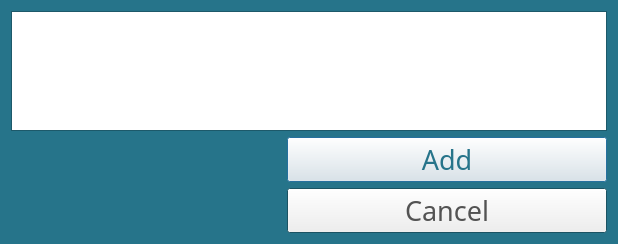
First picture: the form in crossword/crossword/crosswordGUI/addplayer.ui, repository DariaKomarynska/Crossword-Puzzle, before the edit.
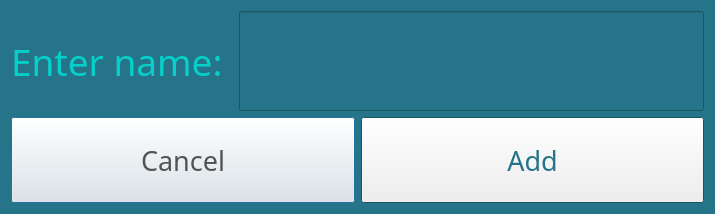
Second picture: the form after the edit.

Diff of the .ui file:
```diff
--- a/crossword/crossword/crosswordGUI/addplayer.ui
+++ b/crossword/crossword/crosswordGUI/addplayer.ui
@@ -6,14 +6,26 @@
    <rect>
     <x>0</x>
     <y>0</y>
-    <width>618</width>
-    <height>244</height>
+    <width>715</width>
+    <height>214</height>
    </rect>
   </property>
+  <property name="sizePolicy">
+   <sizepolicy hsizetype="Preferred" vsizetype="Preferred">
+    <horstretch>71</horstretch>
+    <verstretch>0</verstretch>
+   </sizepolicy>
+  </property>
+  <property name="minimumSize">
+   <size>
+    <width>214</width>
+    <height>0</height>
+   </size>
+  </property>
   <property name="maximumSize">
    <size>
-    <width>618</width>
-    <height>244</height>
+    <width>715</width>
+    <height>214</height>
    </size>
   </property>
   <property name="palette">
@@ -114,32 +126,229 @@
    <item row="0" column="0">
     <layout class="QVBoxLayout" name="verticalLayout_2">
      <item>
-      <widget class="QTextEdit" name="newPlayerName">
-       <property name="font">
-        <font>
-         <family>Segoe UI Light</family>
-         <pointsize>24</pointsize>
-        </font>
-       </property>
-      </widget>
+      <layout class="QHBoxLayout" name="horizontalLayout_2">
+       <item>
+        <widget class="QLabel" name="label">
+         <property name="minimumSize">
+          <size>
+           <width>0</width>
+           <height>100</height>
+          </size>
+         </property>
+         <property name="palette">
+          <palette>
+           <active>
+            <colorrole role="WindowText">
+             <brush brushstyle="SolidPattern">
+              <color alpha="255">
+               <red>5</red>
+               <green>208</green>
+               <blue>201</blue>
+              </color>
+             </brush>
+            </colorrole>
+           </active>
+           <inactive>
+            <colorrole role="WindowText">
+             <brush brushstyle="SolidPattern">
+              <color alpha="255">
+               <red>5</red>
+               <green>208</green>
+               <blue>201</blue>
+              </color>
+             </brush>
+            </colorrole>
+           </inactive>
+           <disabled>
+            <colorrole role="WindowText">
+             <brush brushstyle="SolidPattern">
+              <color alpha="255">
+               <red>120</red>
+               <green>120</green>
+               <blue>120</blue>
+              </color>
+             </brush>
+            </colorrole>
+           </disabled>
+          </palette>
+         </property>
+         <property name="font">
+          <font>
+           <family>Cooper Black</family>
+           <pointsize>28</pointsize>
+          </font>
+         </property>
+         <property name="text">
+          <string>Enter name: </string>
+         </property>
+        </widget>
+       </item>
+       <item>
+        <widget class="QLineEdit" name="newPlayerName">
+         <property name="minimumSize">
+          <size>
+           <width>0</width>
+           <height>100</height>
+          </size>
+         </property>
+         <property name="palette">
+          <palette>
+           <active>
+            <colorrole role="Text">
+             <brush brushstyle="SolidPattern">
+              <color alpha="255">
+               <red>251</red>
+               <green>110</green>
+               <blue>181</blue>
+              </color>
+             </brush>
+            </colorrole>
+            <colorrole role="Base">
+             <brush brushstyle="SolidPattern">
+              <color alpha="255">
+               <red>38</red>
+               <green>116</green>
+               <blue>138</blue>
+              </color>
+             </brush>
+            </colorrole>
+            <colorrole role="PlaceholderText">
+             <brush brushstyle="SolidPattern">
+              <color alpha="128">
+               <red>251</red>
+               <green>110</green>
+               <blue>181</blue>
+              </color>
+             </brush>
+            </colorrole>
+           </active>
+           <inactive>
+            <colorrole role="Text">
+             <brush brushstyle="SolidPattern">
+              <color alpha="255">
+               <red>251</red>
+               <green>110</green>
+               <blue>181</blue>
+              </color>
+             </brush>
+            </colorrole>
+            <colorrole role="Base">
+             <brush brushstyle="SolidPattern">
+              <color alpha="255">
+               <red>38</red>
+               <green>116</green>
+               <blue>138</blue>
+              </color>
+             </brush>
+            </colorrole>
+            <colorrole role="PlaceholderText">
+             <brush brushstyle="SolidPattern">
+              <color alpha="128">
+               <red>251</red>
+               <green>110</green>
+               <blue>181</blue>
+              </color>
+             </brush>
+            </colorrole>
+           </inactive>
+           <disabled>
+            <colorrole role="Text">
+             <brush brushstyle="SolidPattern">
+              <color alpha="255">
+               <red>120</red>
+               <green>120</green>
+               <blue>120</blue>
+              </color>
+             </brush>
+            </colorrole>
+            <colorrole role="Base">
+             <brush brushstyle="SolidPattern">
+              <color alpha="255">
+               <red>38</red>
+               <green>116</green>
+               <blue>138</blue>
+              </color>
+             </brush>
+            </colorrole>
+            <colorrole role="PlaceholderText">
+             <brush brushstyle="SolidPattern">
+              <color alpha="128">
+               <red>0</red>
+               <green>0</green>
+               <blue>0</blue>
+              </color>
+             </brush>
+            </colorrole>
+           </disabled>
+          </palette>
+         </property>
+         <property name="font">
+          <font>
+           <family>Cooper Black</family>
+           <pointsize>28</pointsize>
+          </font>
+         </property>
+        </widget>
+       </item>
+      </layout>
      </item>
      <item>
       <layout class="QHBoxLayout" name="horizontalLayout">
        <item>
-        <spacer name="horizontalSpacer">
-         <property name="orientation">
-          <enum>Qt::Horizontal</enum>
+        <widget class="QPushButton" name="cancelBtn">
+         <property name="sizePolicy">
+          <sizepolicy hsizetype="Preferred" vsizetype="Expanding">
+           <horstretch>0</horstretch>
+           <verstretch>0</verstretch>
+          </sizepolicy>
          </property>
-         <property name="sizeType">
-          <enum>QSizePolicy::Expanding</enum>
+         <property name="palette">
+          <palette>
+           <active>
+            <colorrole role="ButtonText">
+             <brush brushstyle="SolidPattern">
+              <color alpha="255">
+               <red>83</red>
+               <green>83</green>
+               <blue>83</blue>
+              </color>
+             </brush>
+            </colorrole>
+           </active>
+           <inactive>
+            <colorrole role="ButtonText">
+             <brush brushstyle="SolidPattern">
+              <color alpha="255">
+               <red>83</red>
+               <green>83</green>
+               <blue>83</blue>
+              </color>
+             </brush>
+            </colorrole>
+           </inactive>
+           <disabled>
+            <colorrole role="ButtonText">
+             <brush brushstyle="SolidPattern">
+              <color alpha="255">
+               <red>120</red>
+               <green>120</green>
+               <blue>120</blue>
+              </color>
+             </brush>
+            </colorrole>
+           </disabled>
+          </palette>
          </property>
-         <property name="sizeHint" stdset="0">
-          <size>
-           <width>40</width>
-           <height>20</height>
-          </size>
+         <property name="font">
+          <font>
+           <family>Cooper Black</family>
+           <pointsize>20</pointsize>
+          </font>
          </property>
-        </spacer>
+         <property name="text">
+          <string>Cancel</string>
+         </property>
+        </widget>
        </item>
        <item>
         <layout class="QVBoxLayout" name="verticalLayout">
@@ -205,62 +414,6 @@
            </property>
           </widget>
          </item>
-         <item>
-          <widget class="QPushButton" name="cancelBtn">
-           <property name="sizePolicy">
-            <sizepolicy hsizetype="Preferred" vsizetype="Expanding">
-             <horstretch>0</horstretch>
-             <verstretch>0</verstretch>
-            </sizepolicy>
-           </property>
-           <property name="palette">
-            <palette>
-             <active>
-              <colorrole role="ButtonText">
-               <brush brushstyle="SolidPattern">
-                <color alpha="255">
-                 <red>83</red>
-                 <green>83</green>
-                 <blue>83</blue>
-                </color>
-               </brush>
-              </colorrole>
-             </active>
-             <inactive>
-              <colorrole role="ButtonText">
-               <brush brushstyle="SolidPattern">
-                <color alpha="255">
-                 <red>83</red>
-                 <green>83</green>
-                 <blue>83</blue>
-                </color>
-               </brush>
-              </colorrole>
-             </inactive>
-             <disabled>
-              <colorrole role="ButtonText">
-               <brush brushstyle="SolidPattern">
-                <color alpha="255">
-                 <red>120</red>
-                 <green>120</green>
-                 <blue>120</blue>
-                </color>
-               </brush>
-              </colorrole>
-             </disabled>
-            </palette>
-           </property>
-           <property name="font">
-            <font>
-             <family>Cooper Black</family>
-             <pointsize>20</pointsize>
-            </font>
-           </property>
-           <property name="text">
-            <string>Cancel</string>
-           </property>
-          </widget>
-         </item>
         </layout>
        </item>
       </layout>
```
